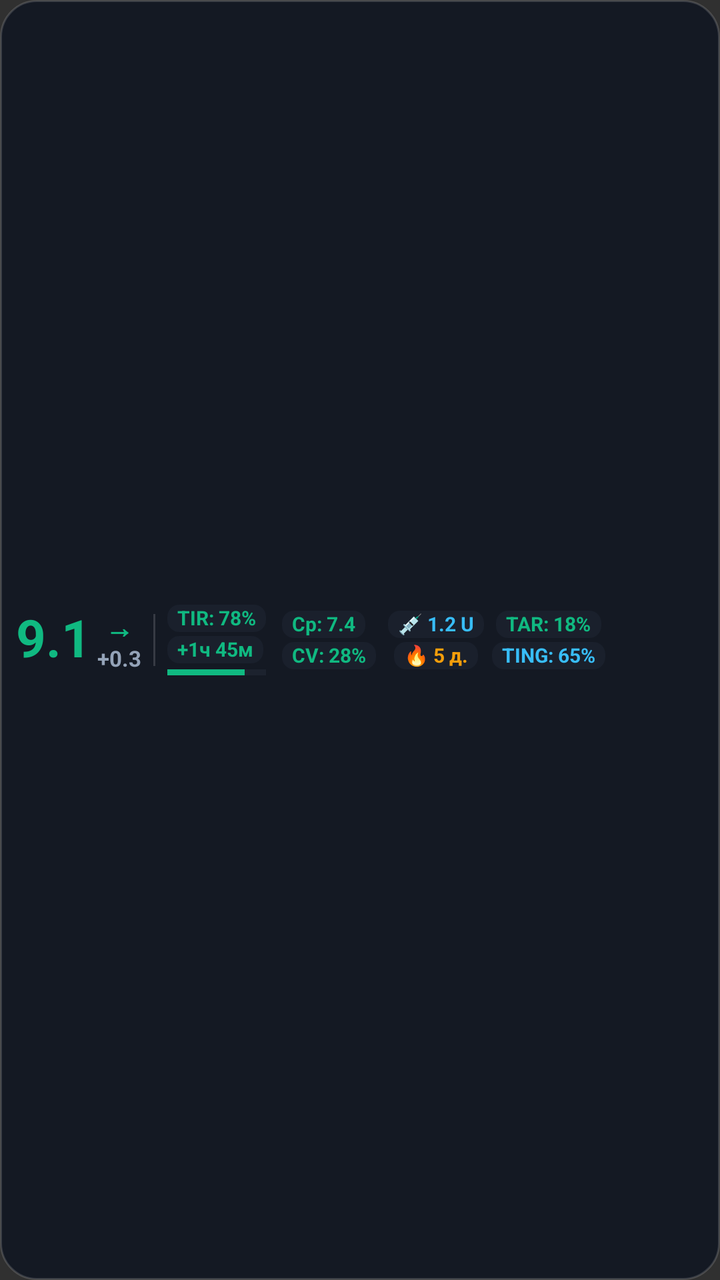
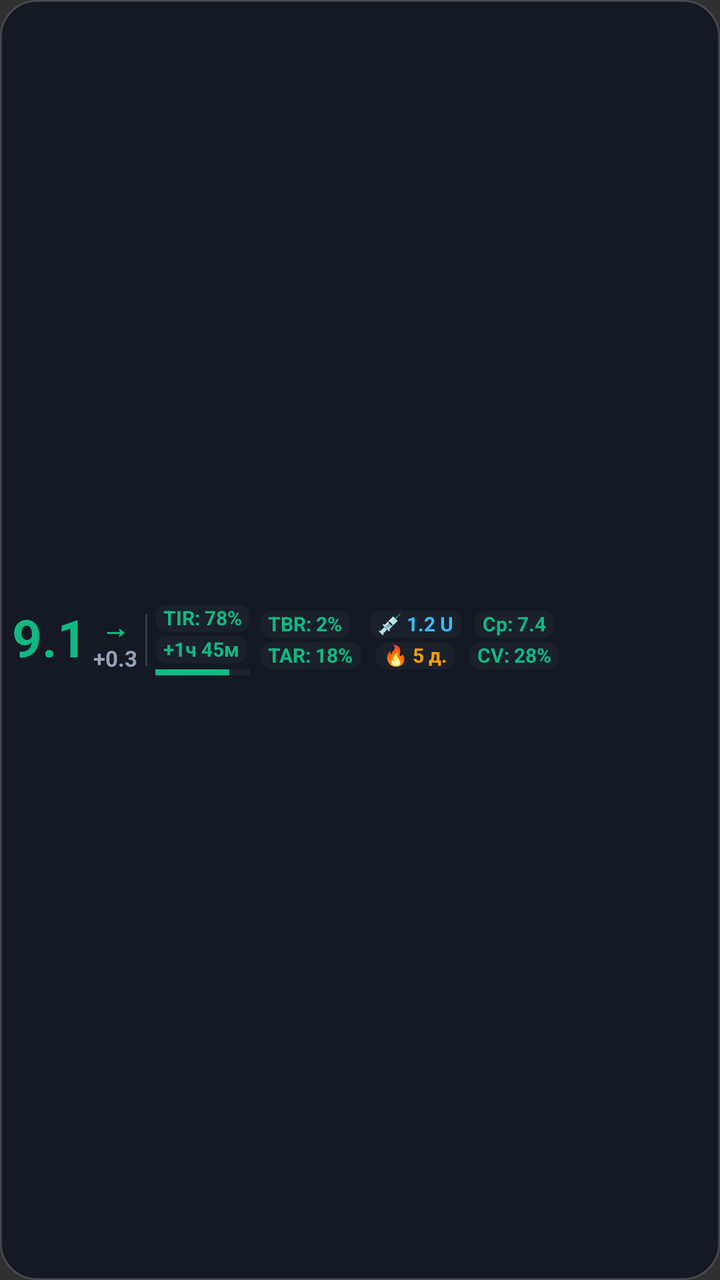

Two renders of the same Android screen: before a commit and after it. Below are the layout's source before the change and the commit's diff.
<!-- AndroidManifest.xml: application theme Theme.TIRUp -->
<!-- res/layout/widget_strip.xml -->
<?xml version="1.0" encoding="utf-8"?>
<LinearLayout xmlns:android="http://schemas.android.com/apk/res/android"
    android:id="@+id/widget_root"
    android:layout_width="match_parent"
    android:layout_height="match_parent"
    android:background="@drawable/widget_background"
    android:gravity="center_vertical"
    android:orientation="horizontal"
    android:paddingStart="8dp"
    android:paddingTop="4dp"
    android:paddingEnd="8dp"
    android:paddingBottom="4dp">

    
    <LinearLayout
        android:id="@+id/widget_glucose_section"
        android:layout_width="wrap_content"
        android:layout_height="wrap_content"
        android:gravity="center_vertical"
        android:orientation="horizontal">

        <TextView
            android:id="@+id/widget_glucose_value"
            android:layout_width="wrap_content"
            android:layout_height="wrap_content"
            android:includeFontPadding="false"
            android:text="9.1"
            android:textColor="#10B981"
            android:textSize="26sp"
            android:textStyle="bold" />

        <LinearLayout
            android:layout_width="wrap_content"
            android:layout_height="wrap_content"
            android:layout_marginStart="3dp"
            android:gravity="center_horizontal"
            android:orientation="vertical">

            <TextView
                android:id="@+id/widget_trend_arrow"
                android:layout_width="wrap_content"
                android:layout_height="wrap_content"
                android:includeFontPadding="false"
                android:text="→"
                android:textColor="#10B981"
                android:textSize="14sp"
                android:textStyle="bold" />

            <TextView
                android:id="@+id/widget_delta_value"
                android:layout_width="wrap_content"
                android:layout_height="wrap_content"
                android:includeFontPadding="false"
                android:text="+0.3"
                android:textColor="#94A3B8"
                android:textSize="11sp"
                android:textStyle="bold" />
        </LinearLayout>
    </LinearLayout>

    
    <FrameLayout
        android:id="@+id/widget_divider"
        android:layout_width="1dp"
        android:layout_height="26dp"
        android:layout_marginStart="6dp"
        android:layout_marginEnd="6dp"
        android:background="#26FFFFFF" />

    
    <LinearLayout
        android:id="@+id/widget_compensator_section"
        android:layout_width="wrap_content"
        android:layout_height="wrap_content"
        android:gravity="center_vertical|start"
        android:orientation="vertical">

        
        <TextView
            android:id="@+id/widget_tir_score"
            android:layout_width="wrap_content"
            android:layout_height="wrap_content"
            android:background="@drawable/widget_badge_bg"
            android:includeFontPadding="false"
            android:paddingStart="5dp"
            android:paddingTop="1dp"
            android:paddingEnd="5dp"
            android:paddingBottom="1dp"
            android:singleLine="true"
            android:text="TIR: 78%"
            android:textColor="#10B981"
            android:textSize="10sp"
            android:textStyle="bold" />

        
        <TextView
            android:id="@+id/widget_compensator_text"
            android:layout_width="wrap_content"
            android:layout_height="wrap_content"
            android:layout_marginTop="2dp"
            android:background="@drawable/widget_badge_bg"
            android:includeFontPadding="false"
            android:paddingStart="5dp"
            android:paddingTop="1dp"
            android:paddingEnd="5dp"
            android:paddingBottom="1dp"
            android:singleLine="true"
            android:text="+1ч 45м"
            android:textColor="#10B981"
            android:textSize="10sp"
            android:textStyle="bold" />

        
        <ProgressBar
            android:id="@+id/widget_tir_progress"
            style="?android:attr/progressBarStyleHorizontal"
            android:layout_width="match_parent"
            android:layout_height="3dp"
            android:layout_marginTop="3dp"
            android:max="100"
            android:progress="78"
            android:progressBackgroundTint="#2E3A4B"
            android:progressTint="#10B981" />
    </LinearLayout>

    
    <LinearLayout
        android:id="@+id/widget_stats_section"
        android:layout_width="wrap_content"
        android:layout_height="wrap_content"
        android:layout_marginStart="8dp"
        android:gravity="center_vertical|start"
        android:orientation="vertical">

        
        <TextView
            android:id="@+id/widget_mean_glucose"
            android:layout_width="wrap_content"
            android:layout_height="wrap_content"
            android:background="@drawable/widget_badge_bg"
            android:includeFontPadding="false"
            android:paddingStart="5dp"
            android:paddingTop="1dp"
            android:paddingEnd="5dp"
            android:paddingBottom="1dp"
            android:singleLine="true"
            android:text="Ср: 7.4"
            android:textColor="#10B981"
            android:textSize="10sp"
            android:textStyle="bold" />

        
        <TextView
            android:id="@+id/widget_cv_score"
            android:layout_width="wrap_content"
            android:layout_height="wrap_content"
            android:layout_marginTop="2dp"
            android:background="@drawable/widget_badge_bg"
            android:includeFontPadding="false"
            android:paddingStart="5dp"
            android:paddingTop="1dp"
            android:paddingEnd="5dp"
            android:paddingBottom="1dp"
            android:singleLine="true"
            android:text="CV: 28%"
            android:textColor="#10B981"
            android:textSize="10sp"
            android:textStyle="bold" />
    </LinearLayout>

    
    <LinearLayout
        android:id="@+id/widget_iob_streak_section"
        android:layout_width="wrap_content"
        android:layout_height="wrap_content"
        android:layout_marginStart="6dp"
        android:gravity="center_horizontal"
        android:orientation="vertical">

        
        <TextView
            android:id="@+id/widget_iob_text"
            android:layout_width="wrap_content"
            android:layout_height="wrap_content"
            android:background="@drawable/widget_badge_bg"
            android:includeFontPadding="false"
            android:paddingStart="5dp"
            android:paddingTop="1dp"
            android:paddingEnd="5dp"
            android:paddingBottom="1dp"
            android:singleLine="true"
            android:text="💉 1.2 U"
            android:textColor="#38BDF8"
            android:textSize="10sp"
            android:textStyle="bold" />

        
        <TextView
            android:id="@+id/widget_streak_badge"
            android:layout_width="wrap_content"
            android:layout_height="wrap_content"
            android:layout_marginTop="2dp"
            android:background="@drawable/widget_badge_bg"
            android:includeFontPadding="false"
            android:paddingStart="5dp"
            android:paddingTop="1dp"
            android:paddingEnd="5dp"
            android:paddingBottom="1dp"
            android:singleLine="true"
            android:text="🔥 5 д."
            android:textColor="#F59E0B"
            android:textSize="10sp"
            android:textStyle="bold" />
    </LinearLayout>

    
    <LinearLayout
        android:id="@+id/widget_battery_time_section"
        android:layout_width="wrap_content"
        android:layout_height="wrap_content"
        android:layout_marginStart="4dp"
        android:gravity="center_horizontal"
        android:orientation="vertical">

        
        <TextView
            android:id="@+id/widget_master_battery"
            android:layout_width="wrap_content"
            android:layout_height="wrap_content"
            android:background="@drawable/widget_badge_bg"
            android:includeFontPadding="false"
            android:paddingStart="5dp"
            android:paddingTop="1dp"
            android:paddingEnd="5dp"
            android:paddingBottom="1dp"
            android:singleLine="true"
            android:text="TAR: 18%"
            android:textColor="#10B981"
            android:textSize="10sp"
            android:textStyle="bold"
            android:visibility="visible" />

        
        <TextView
            android:id="@+id/widget_time_ago"
            android:layout_width="wrap_content"
            android:layout_height="wrap_content"
            android:layout_marginTop="2dp"
            android:background="@drawable/widget_badge_bg"
            android:includeFontPadding="false"
            android:paddingStart="5dp"
            android:paddingTop="1dp"
            android:paddingEnd="5dp"
            android:paddingBottom="1dp"
            android:singleLine="true"
            android:text="TING: 65%"
            android:textColor="#38BDF8"
            android:textSize="10sp"
            android:textStyle="bold"
            android:visibility="visible" />
    </LinearLayout>

    
    <ImageView
        android:id="@+id/widget_chart_image"
        android:layout_width="0dp"
        android:layout_height="0dp"
        android:visibility="gone" />

    
    <LinearLayout
        android:id="@+id/widget_iob_cob_layout"
        android:layout_width="0dp"
        android:layout_height="0dp"
        android:visibility="gone">

        <TextView
            android:id="@+id/widget_cob_text"
            android:layout_width="0dp"
            android:layout_height="0dp"
            android:visibility="gone" />
    </LinearLayout>

</LinearLayout>
<!-- resources referenced by this layout -->
<resources>
  <!-- drawable widget_background (drawable) -->
  <?xml version="1.0" encoding="utf-8"?>
  <shape xmlns:android="http://schemas.android.com/apk/res/android"
      android:shape="rectangle">
      <solid android:color="#D9101622" />
      <corners android:radius="18dp" />
      <stroke
          android:width="1dp"
          android:color="#26FFFFFF" />
  </shape>
  <!-- drawable widget_badge_bg (drawable) -->
  <?xml version="1.0" encoding="utf-8"?>
  <shape xmlns:android="http://schemas.android.com/apk/res/android"
      android:shape="rectangle">
      <solid android:color="#1F475569" />
      <corners android:radius="6dp" />
  </shape>
  <style name="Theme.TIRUp" parent="android:Theme.Material.NoActionBar">
          <item name="android:statusBarColor">@color/background_dark</item>
          <item name="android:navigationBarColor">@color/background_dark</item>
      </style>
  <color name="background_dark">#0F172A</color>
</resources>

<!-- the commit's change to res/layout/widget_strip.xml (unified diff, before → after) -->
@@ -6,9 +6,9 @@
     android:background="@drawable/widget_background"
     android:gravity="center_vertical"
     android:orientation="horizontal"
-    android:paddingStart="8dp"
+    android:paddingStart="6dp"
     android:paddingTop="4dp"
-    android:paddingEnd="8dp"
+    android:paddingEnd="6dp"
     android:paddingBottom="4dp">
 
     
@@ -63,8 +63,8 @@
         android:id="@+id/widget_divider"
         android:layout_width="1dp"
         android:layout_height="26dp"
-        android:layout_marginStart="6dp"
-        android:layout_marginEnd="6dp"
+        android:layout_marginStart="4dp"
+        android:layout_marginEnd="4dp"
         android:background="#26FFFFFF" />
 
     
@@ -82,9 +82,9 @@
             android:layout_height="wrap_content"
             android:background="@drawable/widget_badge_bg"
             android:includeFontPadding="false"
-            android:paddingStart="5dp"
-            android:paddingTop="1dp"
-            android:paddingEnd="5dp"
+            android:paddingStart="4dp"
+            android:paddingTop="1dp"
+            android:paddingEnd="4dp"
             android:paddingBottom="1dp"
             android:singleLine="true"
             android:text="TIR: 78%"
@@ -100,9 +100,9 @@
             android:layout_marginTop="2dp"
             android:background="@drawable/widget_badge_bg"
             android:includeFontPadding="false"
-            android:paddingStart="5dp"
-            android:paddingTop="1dp"
-            android:paddingEnd="5dp"
+            android:paddingStart="4dp"
+            android:paddingTop="1dp"
+            android:paddingEnd="4dp"
             android:paddingBottom="1dp"
             android:singleLine="true"
             android:text="+1ч 45м"
@@ -128,41 +128,41 @@
         android:id="@+id/widget_stats_section"
         android:layout_width="wrap_content"
         android:layout_height="wrap_content"
-        android:layout_marginStart="8dp"
+        android:layout_marginStart="5dp"
         android:gravity="center_vertical|start"
         android:orientation="vertical">
 
         
         <TextView
-            android:id="@+id/widget_mean_glucose"
-            android:layout_width="wrap_content"
-            android:layout_height="wrap_content"
-            android:background="@drawable/widget_badge_bg"
-            android:includeFontPadding="false"
-            android:paddingStart="5dp"
-            android:paddingTop="1dp"
-            android:paddingEnd="5dp"
-            android:paddingBottom="1dp"
-            android:singleLine="true"
-            android:text="Ср: 7.4"
-            android:textColor="#10B981"
-            android:textSize="10sp"
-            android:textStyle="bold" />
-
-        
-        <TextView
-            android:id="@+id/widget_cv_score"
-            android:layout_width="wrap_content"
-            android:layout_height="wrap_content"
-            android:layout_marginTop="2dp"
-            android:background="@drawable/widget_badge_bg"
-            android:includeFontPadding="false"
-            android:paddingStart="5dp"
-            android:paddingTop="1dp"
-            android:paddingEnd="5dp"
-            android:paddingBottom="1dp"
-            android:singleLine="true"
-            android:text="CV: 28%"
+            android:id="@+id/widget_tbr_score"
+            android:layout_width="wrap_content"
+            android:layout_height="wrap_content"
+            android:background="@drawable/widget_badge_bg"
+            android:includeFontPadding="false"
+            android:paddingStart="4dp"
+            android:paddingTop="1dp"
+            android:paddingEnd="4dp"
+            android:paddingBottom="1dp"
+            android:singleLine="true"
+            android:text="TBR: 2%"
+            android:textColor="#10B981"
+            android:textSize="10sp"
+            android:textStyle="bold" />
+
+        
+        <TextView
+            android:id="@+id/widget_tar_score"
+            android:layout_width="wrap_content"
+            android:layout_height="wrap_content"
+            android:layout_marginTop="2dp"
+            android:background="@drawable/widget_badge_bg"
+            android:includeFontPadding="false"
+            android:paddingStart="4dp"
+            android:paddingTop="1dp"
+            android:paddingEnd="4dp"
+            android:paddingBottom="1dp"
+            android:singleLine="true"
+            android:text="TAR: 18%"
             android:textColor="#10B981"
             android:textSize="10sp"
             android:textStyle="bold" />
@@ -173,7 +173,7 @@
         android:id="@+id/widget_iob_streak_section"
         android:layout_width="wrap_content"
         android:layout_height="wrap_content"
-        android:layout_marginStart="6dp"
+        android:layout_marginStart="4dp"
         android:gravity="center_horizontal"
         android:orientation="vertical">
 
@@ -184,9 +184,9 @@
             android:layout_height="wrap_content"
             android:background="@drawable/widget_badge_bg"
             android:includeFontPadding="false"
-            android:paddingStart="5dp"
-            android:paddingTop="1dp"
-            android:paddingEnd="5dp"
+            android:paddingStart="4dp"
+            android:paddingTop="1dp"
+            android:paddingEnd="4dp"
             android:paddingBottom="1dp"
             android:singleLine="true"
             android:text="💉 1.2 U"
@@ -202,9 +202,9 @@
             android:layout_marginTop="2dp"
             android:background="@drawable/widget_badge_bg"
             android:includeFontPadding="false"
-            android:paddingStart="5dp"
-            android:paddingTop="1dp"
-            android:paddingEnd="5dp"
+            android:paddingStart="4dp"
+            android:paddingTop="1dp"
+            android:paddingEnd="4dp"
             android:paddingBottom="1dp"
             android:singleLine="true"
             android:text="🔥 5 д."
@@ -229,12 +229,12 @@
             android:layout_height="wrap_content"
             android:background="@drawable/widget_badge_bg"
             android:includeFontPadding="false"
-            android:paddingStart="5dp"
-            android:paddingTop="1dp"
-            android:paddingEnd="5dp"
-            android:paddingBottom="1dp"
-            android:singleLine="true"
-            android:text="TAR: 18%"
+            android:paddingStart="4dp"
+            android:paddingTop="1dp"
+            android:paddingEnd="4dp"
+            android:paddingBottom="1dp"
+            android:singleLine="true"
+            android:text="Ср: 7.4"
             android:textColor="#10B981"
             android:textSize="10sp"
             android:textStyle="bold"
@@ -248,13 +248,13 @@
             android:layout_marginTop="2dp"
             android:background="@drawable/widget_badge_bg"
             android:includeFontPadding="false"
-            android:paddingStart="5dp"
-            android:paddingTop="1dp"
-            android:paddingEnd="5dp"
-            android:paddingBottom="1dp"
-            android:singleLine="true"
-            android:text="TING: 65%"
-            android:textColor="#38BDF8"
+            android:paddingStart="4dp"
+            android:paddingTop="1dp"
+            android:paddingEnd="4dp"
+            android:paddingBottom="1dp"
+            android:singleLine="true"
+            android:text="CV: 28%"
+            android:textColor="#10B981"
             android:textSize="10sp"
             android:textStyle="bold"
             android:visibility="visible" />
